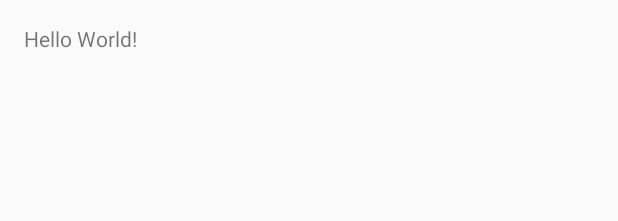
After one commit to pcrbrandao/android-java, an Android app: the layout activity_main.xml on its own in the app's theme, with its tools: preview values and no code run, on a phone screen of 412 x 824 dp. The commit adds this screen. Shown: the top 221 px of the screen. Run offline under Robolectric (Android 15) with nearby library versions, the phone set to English and light mode, and no system bars.

Commit message:
android Deitel inicio

```diff
--- /dev/null
+++ b/DeitelWelcome/app/src/main/res/layout/activity_main.xml
@@ -0,0 +1,17 @@
+<?xml version="1.0" encoding="utf-8"?>
+<RelativeLayout xmlns:android="http://schemas.android.com/apk/res/android"
+    xmlns:tools="http://schemas.android.com/tools"
+    android:id="@+id/activity_main"
+    android:layout_width="match_parent"
+    android:layout_height="match_parent"
+    android:paddingBottom="@dimen/activity_vertical_margin"
+    android:paddingLeft="@dimen/activity_horizontal_margin"
+    android:paddingRight="@dimen/activity_horizontal_margin"
+    android:paddingTop="@dimen/activity_vertical_margin"
+    tools:context="org.pcrbrandao.deitelwelcome.MainActivity">
+
+    <TextView
+        android:layout_width="wrap_content"
+        android:layout_height="wrap_content"
+        android:text="Hello World!" />
+</RelativeLayout>
--- /dev/null
+++ b/DeitelWelcome/app/src/main/res/values-w820dp/dimens.xml
@@ -0,0 +1,6 @@
+<resources>
+    <!-- Example customization of dimensions originally defined in res/values/dimens.xml
+         (such as screen margins) for screens with more than 820dp of available width. This
+         would include 7" and 10" devices in landscape (~960dp and ~1280dp respectively). -->
+    <dimen name="activity_horizontal_margin">64dp</dimen>
+</resources>
--- /dev/null
+++ b/DeitelWelcome/app/src/main/res/values/colors.xml
@@ -0,0 +1,6 @@
+<?xml version="1.0" encoding="utf-8"?>
+<resources>
+    <color name="colorPrimary">#3F51B5</color>
+    <color name="colorPrimaryDark">#303F9F</color>
+    <color name="colorAccent">#FF4081</color>
+</resources>
--- /dev/null
+++ b/DeitelWelcome/app/src/main/res/values/dimens.xml
@@ -0,0 +1,5 @@
+<resources>
+    <!-- Default screen margins, per the Android Design guidelines. -->
+    <dimen name="activity_horizontal_margin">16dp</dimen>
+    <dimen name="activity_vertical_margin">16dp</dimen>
+</resources>
--- /dev/null
+++ b/DeitelWelcome/app/src/main/res/values/strings.xml
@@ -0,0 +1,3 @@
+<resources>
+    <string name="app_name">DeitelWelcome</string>
+</resources>
--- /dev/null
+++ b/DeitelWelcome/app/src/main/res/values/styles.xml
@@ -0,0 +1,11 @@
+<resources>
+
+    <!-- Base application theme. -->
+    <style name="AppTheme" parent="Theme.AppCompat.Light.DarkActionBar">
+        <!-- Customize your theme here. -->
+        <item name="colorPrimary">@color/colorPrimary</item>
+        <item name="colorPrimaryDark">@color/colorPrimaryDark</item>
+        <item name="colorAccent">@color/colorAccent</item>
+    </style>
+
+</resources>
--- a/Memeify/app/src/main/java/com/raywenderlich/memeify/EnterTextActivity.java
+++ b/Memeify/app/src/main/java/com/raywenderlich/memeify/EnterTextActivity.java
@@ -23,6 +23,11 @@ import java.io.IOException;
 import java.sql.SQLClientInfoException;
 
 public class EnterTextActivity extends Activity implements View.OnClickListener {
+
+    // constantes para activity
+    private static final String IMAGE_URI_KEY = "IMAGE_URI";
+    private static final String BITMAP_WIDTH = "BITMAP_WIDTH";
+    private static final String BITMAP_HEIGHT = "BITMAP_HEIGHT";
 
     private static final String APP_PICTURE_DIRECTORY = "/Memeify";
     private static final String FILE_SUFFIX_JPG = ".jpg";
```
Also changed, not shown: DeitelWelcome/app/build.gradle (added, +29 -0 lines), DeitelWelcome/app/src/main/AndroidManifest.xml (added, +20 -0 lines), DeitelWelcome/app/src/main/java/org/pcrbrandao/deitelwelcome/MainActivity.java (added, +13 -0 lines), Memeify/app/src/main/java/com/raywenderlich/memeify/TakePictureActivity.java (+69 -0 lines), DeitelWelcome/app/src/main/res/mipmap-hdpi/ic_launcher.png (added), DeitelWelcome/app/src/main/res/mipmap-mdpi/ic_launcher.png (added), DeitelWelcome/app/src/main/res/mipmap-xhdpi/ic_launcher.png (added), DeitelWelcome/app/src/main/res/mipmap-xxhdpi/ic_launcher.png (added), DeitelWelcome/app/src/main/res/mipmap-xxxhdpi/ic_launcher.png (added), 4 other files.
